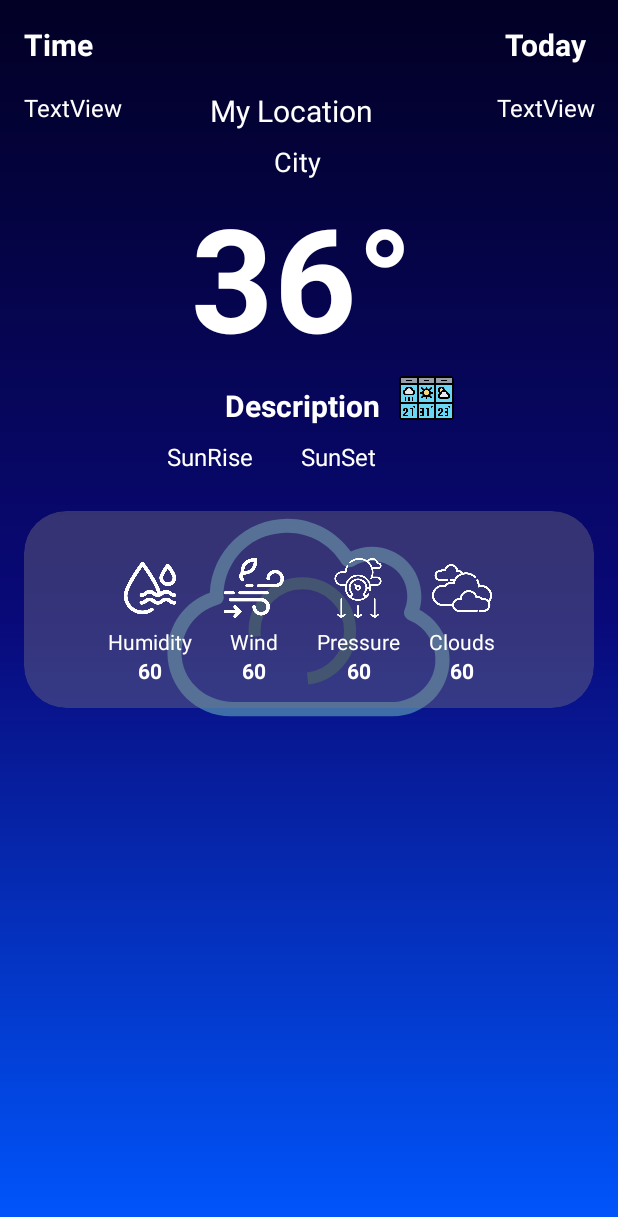
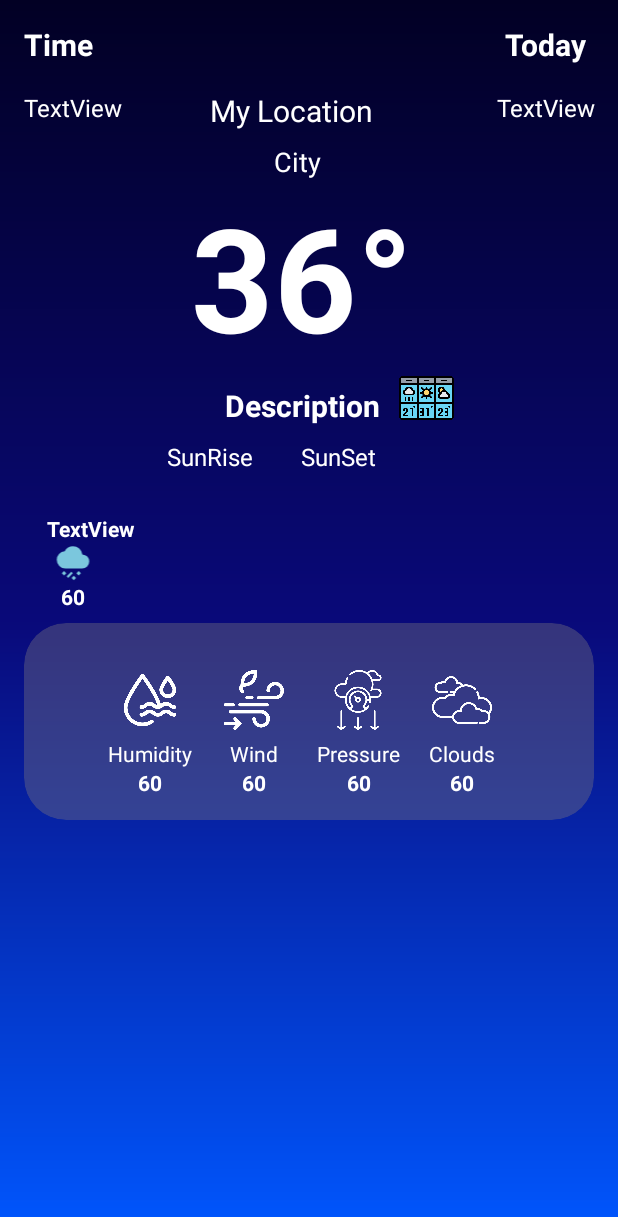
Before and after one commit to Ossa180/Wiz-Cast, an Android app: the layout fragment_home.xml on its own in the app's theme, with its tools: preview values and no code run, on a phone screen of 412 x 824 dp. Shown: the top 1217 px of the screen. Run offline under Robolectric (Android 15) with nearby library versions, the light colour scheme and no system bars; Roboto replaces fonts that are not available here.

Commit message:
incoming hours temp

```diff
--- a/app/src/main/res/layout/fragment_home.xml
+++ b/app/src/main/res/layout/fragment_home.xml
@@ -12,7 +12,7 @@
         android:layout_width="330dp"
         android:layout_height="228dp"
         android:layout_gravity="center"
-        android:visibility="visible"
+        android:visibility="gone"
         app:lottie_autoPlay="true"
         app:lottie_loop="true"
         app:lottie_rawRes="@raw/cloadloading" />
@@ -168,8 +168,7 @@
             android:layout_width="0dp"
             android:layout_height="wrap_content"
             android:layout_marginHorizontal="16dp"
-        android:layout_marginTop="25dp"
-        android:layout_marginBottom="16dp"
+            android:layout_marginTop="100dp"
             app:cardBackgroundColor="@color/fillCard"
             app:cardCornerRadius="28dp"
             app:cardElevation="0dp"
@@ -312,6 +311,16 @@
 
         </androidx.cardview.widget.CardView>
 
+        <androidx.recyclerview.widget.RecyclerView
+            android:id="@+id/recyclerHourly"
+            android:layout_width="385dp"
+            android:layout_height="73dp"
+            android:layout_marginStart="16dp"
+            android:layout_marginTop="15dp"
+            app:layout_constraintStart_toStartOf="parent"
+            app:layout_constraintTop_toBottomOf="@+id/tvSunRise"
+            tools:listitem="@layout/recycler_hours" />
+
     </androidx.constraintlayout.widget.ConstraintLayout>
 
 </FrameLayout>
--- /dev/null
+++ b/app/src/main/res/layout/recycler_hours.xml
@@ -0,0 +1,45 @@
+<?xml version="1.0" encoding="utf-8"?>
+<androidx.constraintlayout.widget.ConstraintLayout xmlns:android="http://schemas.android.com/apk/res/android"
+    xmlns:app="http://schemas.android.com/apk/res-auto"
+    xmlns:tools="http://schemas.android.com/tools"
+    android:layout_width="wrap_content"
+    android:layout_height="wrap_content">
+
+    <TextView
+        android:id="@+id/tvHour"
+        android:layout_width="wrap_content"
+        android:layout_height="wrap_content"
+        android:layout_marginStart="15dp"
+        android:layout_marginTop="12dp"
+        android:text="TextView"
+        android:textColor="#FFFFFF"
+        android:textStyle="bold"
+        app:layout_constraintStart_toStartOf="parent"
+        app:layout_constraintTop_toTopOf="parent"
+        tools:text="@tools:sample/date/hhmm" />
+
+    <ImageView
+        android:id="@+id/imgdesc"
+        android:layout_width="33dp"
+        android:layout_height="26dp"
+        android:layout_marginStart="15dp"
+        android:layout_marginEnd="24dp"
+        app:layout_constraintEnd_toEndOf="parent"
+        app:layout_constraintStart_toStartOf="parent"
+        app:layout_constraintTop_toBottomOf="@+id/tvHour"
+        app:srcCompat="@drawable/ic_broken_clouds" />
+
+    <TextView
+        android:id="@+id/tvHourTemp"
+        android:layout_width="wrap_content"
+        android:layout_height="wrap_content"
+        android:layout_marginBottom="8dp"
+        android:text="TextView"
+        android:textColor="#FFFFFF"
+        android:textStyle="bold"
+        app:layout_constraintBottom_toBottomOf="parent"
+        app:layout_constraintEnd_toEndOf="@+id/imgdesc"
+        app:layout_constraintStart_toStartOf="@+id/imgdesc"
+        app:layout_constraintTop_toBottomOf="@+id/imgdesc"
+        tools:text="@string/randomnumber" />
+</androidx.constraintlayout.widget.ConstraintLayout>
```
Also changed, not shown: app/src/main/java/com/example/wiz_cast/Screens/HomeScreen/View/HomeFragment.kt (+22 -6 lines), app/src/main/java/com/example/wiz_cast/Screens/HomeScreen/View/HourlyAdapter.kt (added, +58 -0 lines). Lines whose indentation alone changed are shown as unchanged.
